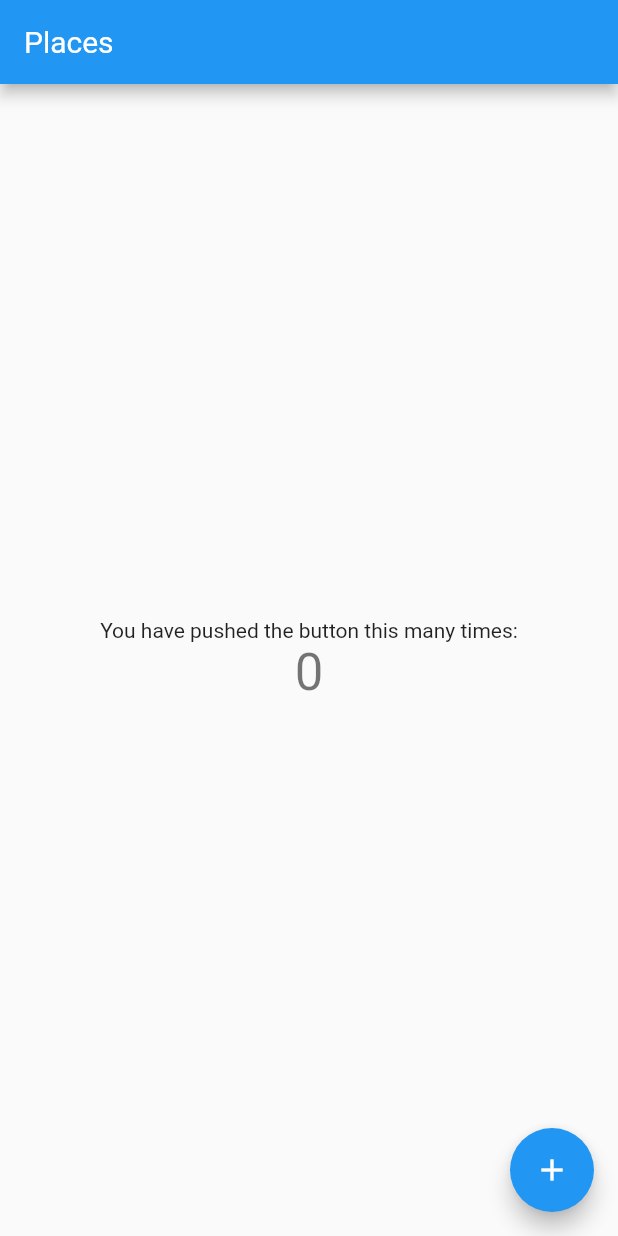
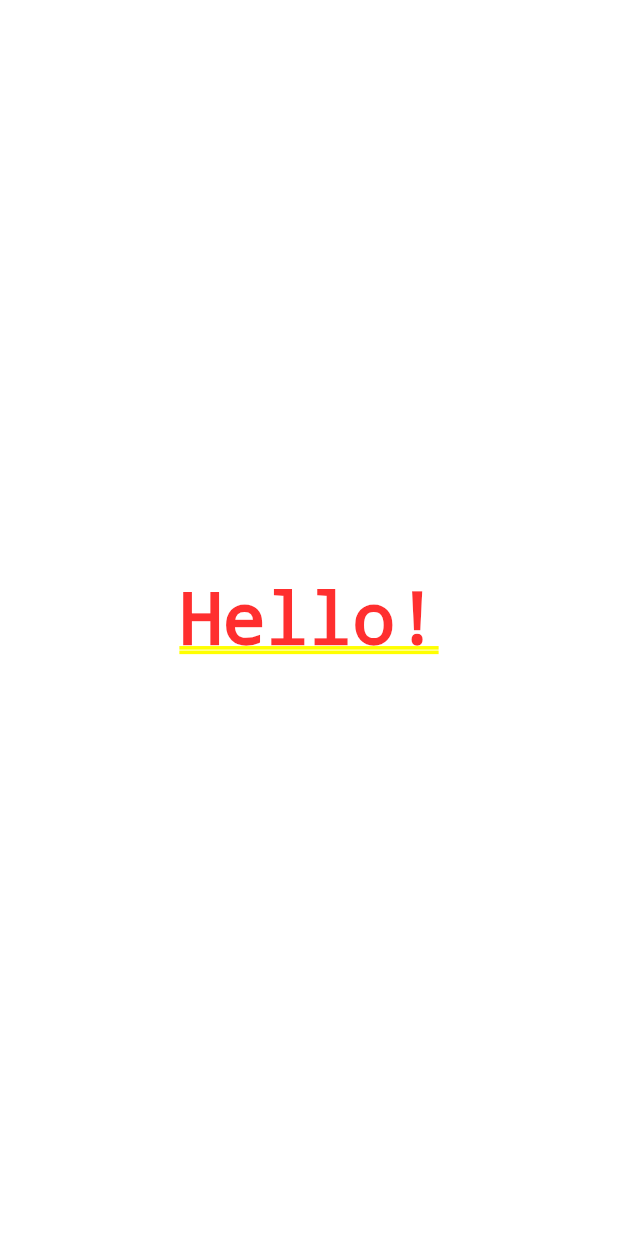
Before and after one commit to evgeniy-khomutinnikov/surf-flutter-course, a Flutter app: the screen it shows after launch, on a phone screen of 412 x 824 dp. Run offline on Flutter 3.47's test engine with Material 2 defaults, Android fonts, the phone set to English and light mode, and no system bars.

Commit message:
Эксперименты с созданием MyFirstWidget

```diff
--- a/lib/main.dart
+++ b/lib/main.dart
@@ -14,92 +14,40 @@ class MyApp extends StatelessWidget {
         fontFamily: 'Roboto',
         primarySwatch: Colors.blue,
       ),
-      home: MyHomePage(title: 'Places'),
+      home: MyFirstWidget(),
     );
   }
 }
 
-class MyHomePage extends StatefulWidget {
-  MyHomePage({Key? key, this.title}) : super(key: key);
+// class MyFirstWidget extends StatelessWidget {
+//   int _counter = 0;
+//
+//   @override
+//   Widget build(BuildContext context) {
+//     print('build called ${++_counter}');
+//     return Container(
+//       child: Center(
+//         child: Text('Hello!'),
+//       ),
+//     );
+//   }
+// }
+//
 
-  // This widget is the home page of your application. It is stateful, meaning
-  // that it has a State object (defined below) that contains fields that affect
-  // how it looks.
-
-  // This class is the configuration for the state. It holds the values (in this
-  // case the title) provided by the parent (in this case the App widget) and
-  // used by the build method of the State. Fields in a Widget subclass are
-  // always marked "final".
-
-  final String? title;
-
+class MyFirstWidget extends StatefulWidget {
   @override
-  _MyHomePageState createState() => _MyHomePageState();
+  _MyFirstWidgetState createState() => _MyFirstWidgetState();
 }
 
-class _MyHomePageState extends State<MyHomePage> {
+class _MyFirstWidgetState extends State<MyFirstWidget> {
   int _counter = 0;
 
-  void _incrementCounter() {
-    setState(() {
-      // This call to setState tells the Flutter framework that something has
-      // changed in this State, which causes it to rerun the build method below
-      // so that the display can reflect the updated values. If we changed
-      // _counter without calling setState(), then the build method would not be
-      // called again, and so nothing would appear to happen.
-      _counter++;
-    });
-  }
-
-  @override
   Widget build(BuildContext context) {
-    // This method is rerun every time setState is called, for instance as done
-    // by the _incrementCounter method above.
-    //
-    // The Flutter framework has been optimized to make rerunning build methods
-    // fast, so that you can just rebuild anything that needs updating rather
-    // than having to individually change instances of widgets.
-    return Scaffold(
-      appBar: AppBar(
-        // Here we take the value from the MyHomePage object that was created by
-        // the App.build method, and use it to set our appbar title.
-        title: Text(widget.title!),
+    print('build called ${++_counter}');
+    return Container(
+      child: Center(
+        child: Text('Hello!'),
       ),
-      body: Center(
-        // Center is a layout widget. It takes a single child and positions it
-        // in the middle of the parent.
-        child: Column(
-          // Column is also a layout widget. It takes a list of children and
-          // arranges them vertically. By default, it sizes itself to fit its
-          // children horizontally, and tries to be as tall as its parent.
-          //
-          // Invoke "debug painting" (press "p" in the console, choose the
-          // "Toggle Debug Paint" action from the Flutter Inspector in Android
-          // Studio, or the "Toggle Debug Paint" command in Visual Studio Code)
-          // to see the wireframe for each widget.
-          //
-          // Column has various properties to control how it sizes itself and
-          // how it positions its children. Here we use mainAxisAlignment to
-          // center the children vertically; the main axis here is the vertical
-          // axis because Columns are vertical (the cross axis would be
-          // horizontal).
-          mainAxisAlignment: MainAxisAlignment.center,
-          children: <Widget>[
-            Text(
-              'You have pushed the button this many times:',
-            ),
-            Text(
-              '$_counter',
-              style: Theme.of(context).textTheme.headline4,
-            ),
-          ],
-        ),
-      ),
-      floatingActionButton: FloatingActionButton(
-        onPressed: _incrementCounter,
-        tooltip: 'Increment',
-        child: Icon(Icons.add),
-      ), // This trailing comma makes auto-formatting nicer for build methods.
     );
   }
 }
```
Also changed, not shown: pubspec.yaml (line endings or trailing spaces).
